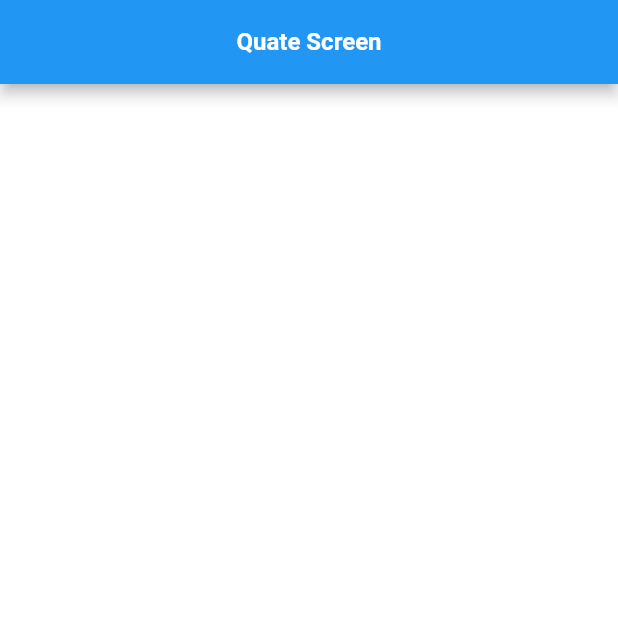
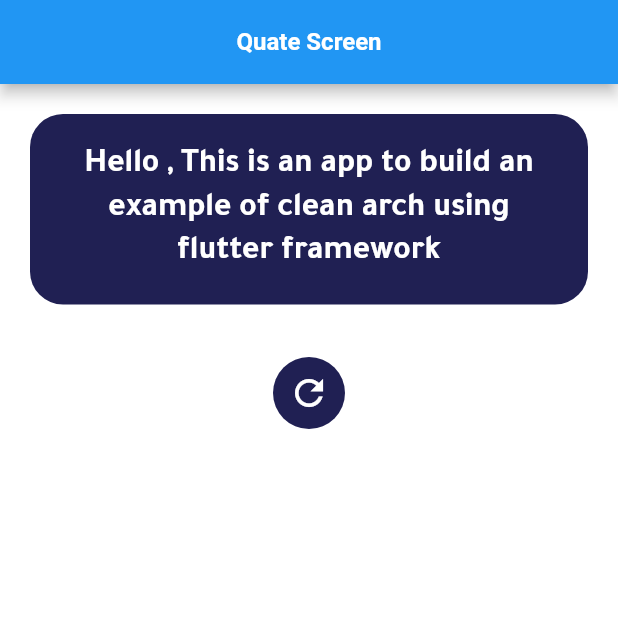
Before and after one commit to ahmed3ssem/flutter_clean_arc_example, a Flutter app: the screen it shows after launch, on a phone screen of 412 x 824 dp, the top half of it. Run offline on Flutter 3.47's test engine with Material 2 defaults, Android fonts, the phone set to English and light mode, and no system bars.

Commit message:
Finishing Presentation Layer

```diff
--- a/lib/config/thems/app_theme.dart
+++ b/lib/config/thems/app_theme.dart
@@ -15,6 +15,7 @@ ThemeData appTheme(){
     ),
     scaffoldBackgroundColor: AppColors.whiteColor,
     textTheme: TextTheme(
+      bodyMedium: const TextStyle(height: 1.3 , fontSize: 22 , color: Colors.white , fontWeight: FontWeight.bold),
       labelLarge: TextStyle(
         fontSize: 16,
         color: AppColors.primary,
--- a/lib/core/utils/app_colors.dart
+++ b/lib/core/utils/app_colors.dart
@@ -1,8 +1,9 @@
 import 'package:flutter/material.dart';
+import 'package:flutter_clean_arc_example/core/utils/hex_colors.dart';
 
 class AppColors{
 
-  static Color primary = Colors.blue;
+  static Color primary = HexColor('#202053');
   static Color hint = Colors.grey;
   static Color whiteColor = Colors.white;
 
--- a/lib/features/random_quote/presentation/screens/quate_screen.dart
+++ b/lib/features/random_quote/presentation/screens/quate_screen.dart
@@ -1,11 +1,26 @@
 import 'package:flutter/material.dart';
+import 'package:flutter_clean_arc_example/core/utils/app_colors.dart';
 import 'package:flutter_clean_arc_example/core/utils/app_strings.dart';
+import 'package:flutter_clean_arc_example/features/random_quote/widget/quate_content.dart';
 
 class QuateScreen extends StatelessWidget {
   const QuateScreen({Key? key}) : super(key: key);
 
   Widget _buildBodyContent(){
-    return const Column();
+    return Column(
+      children: [
+        const QuateContent(),
+        Container(
+          margin: const EdgeInsets.symmetric(vertical: 15),
+          padding: const EdgeInsets.all(10),
+          decoration: BoxDecoration(
+            shape: BoxShape.circle,
+            color: AppColors.primary
+          ),
+          child: const Icon(Icons.refresh , size: 28 , color: Colors.white,),
+        )
+      ],
+    );
   }
   @override
   Widget build(BuildContext context) {
--- /dev/null
+++ b/lib/features/random_quote/widget/quate_content.dart
@@ -0,0 +1,19 @@
+import 'package:flutter/material.dart';
+import 'package:flutter_clean_arc_example/core/utils/app_colors.dart';
+
+class QuateContent extends StatelessWidget {
+  const QuateContent({Key? key}) : super(key: key);
+
+  @override
+  Widget build(BuildContext context) {
+    return Container(
+      margin: const EdgeInsets.all(20),
+      padding: const EdgeInsets.all(20),
+      decoration: BoxDecoration(
+        color: AppColors.primary,
+        borderRadius: BorderRadius.circular(22)
+      ),
+      child: Text('Hello , This is an app to build an example of clean arch using flutter framework', textAlign: TextAlign.center , style: Theme.of(context).textTheme.bodyMedium,),
+    );
+  }
+}
```
Also changed, not shown: 1 other file.
